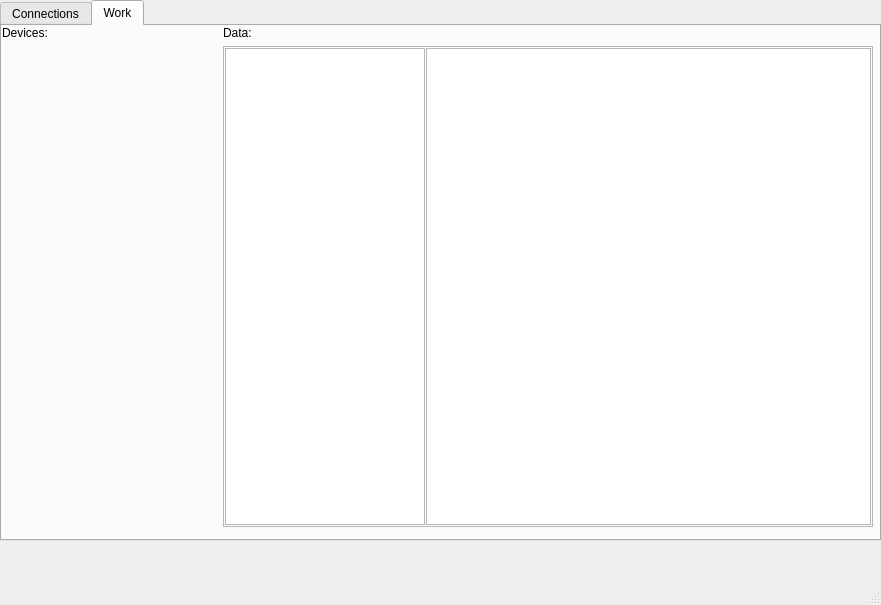
This is mainwindow.ui in nghtsnw/etrodiag as Qt 5 draws it before an edit. The edited form follows.
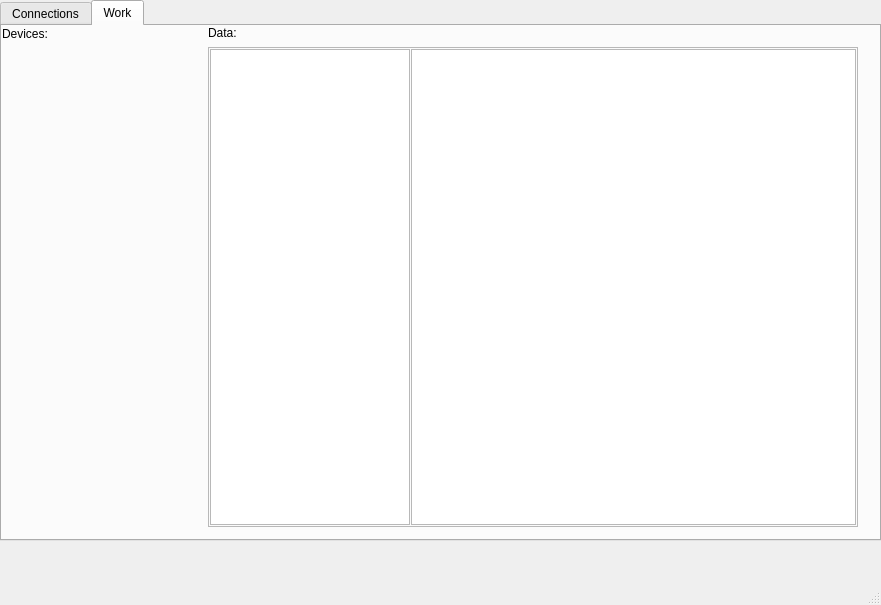
This is the edited form.

Diff of the .ui file:
```diff
--- a/mainwindow.ui
+++ b/mainwindow.ui
@@ -97,7 +97,7 @@
       </property>
       <layout class="QGridLayout" name="gridLayout">
        <property name="sizeConstraint">
-        <enum>QLayout::SetMaximumSize</enum>
+        <enum>QLayout::SetDefaultConstraint</enum>
        </property>
        <item row="1" column="2">
         <widget class="QFrame" name="rightFrame">
@@ -147,6 +147,18 @@
        </item>
        <item row="0" column="0">
         <widget class="QLabel" name="label">
+         <property name="sizePolicy">
+          <sizepolicy hsizetype="Minimum" vsizetype="Fixed">
+           <horstretch>0</horstretch>
+           <verstretch>0</verstretch>
+          </sizepolicy>
+         </property>
+         <property name="minimumSize">
+          <size>
+           <width>200</width>
+           <height>15</height>
+          </size>
+         </property>
          <property name="text">
           <string>Devices:</string>
          </property>
@@ -154,6 +166,12 @@
        </item>
        <item row="0" column="2">
         <widget class="QLabel" name="label_2">
+         <property name="sizePolicy">
+          <sizepolicy hsizetype="Expanding" vsizetype="Fixed">
+           <horstretch>0</horstretch>
+           <verstretch>0</verstretch>
+          </sizepolicy>
+         </property>
          <property name="text">
           <string>Data:</string>
          </property>
```
Left out of the diff: 4 changed lines with no effect on the pictures.
